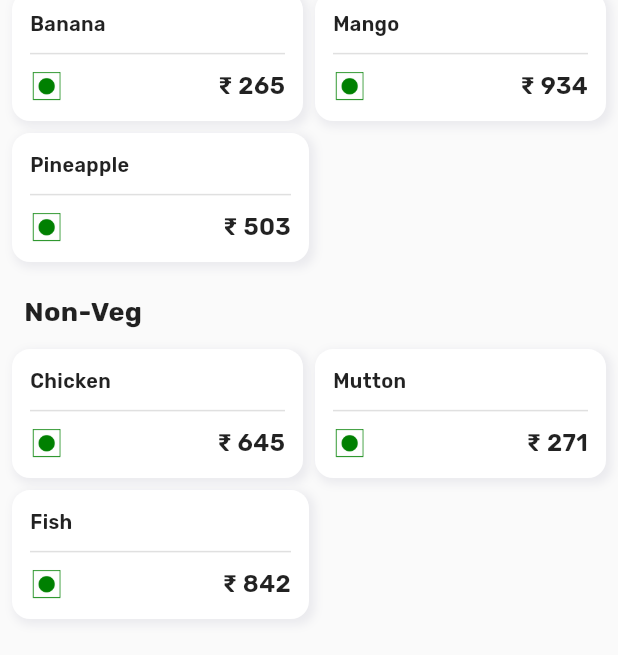
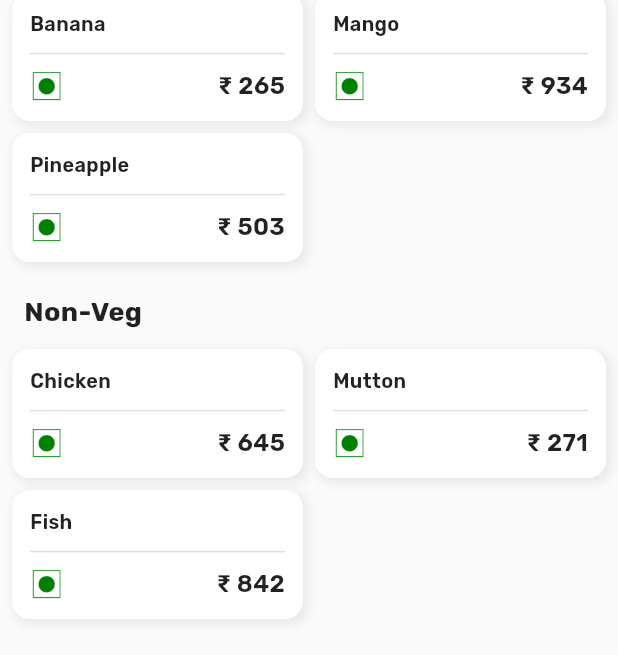
Before and after one commit to BhargavFalcon/sunmi_manager, a Flutter app: the TakeOrderView screen opened by its route, on a phone screen of 412 x 824 dp. Shown: the part 578-1233 px from the top of the screen. Run offline on Flutter 3.47's test engine with Material 3 defaults, Android fonts, the phone set to English and light mode, and no system bars; our stand-ins replace cached_network_image, fl_chart, get, google_fonts; missing offline and left inert: custom_date_range_picker.

Commit message:
working on take order screen order list

```diff
--- a/lib/app/modules/take_order_screen/views/take_order_view.dart
+++ b/lib/app/modules/take_order_screen/views/take_order_view.dart
@@ -364,24 +364,20 @@ class TakeOrderView extends GetWidget<TakeOrderController> {
     List<Widget> rows = [];
 
     for (int i = 0; i < items.length; i += 2) {
-      List<Widget> rowItems = [];
-
-      // First item
-      rowItems.add(Expanded(child: _buildItemCell(items[i])));
-
-      // Second item (if exists)
-      if (i + 1 < items.length) {
-        rowItems.add(const SizedBox(width: 8));
-        rowItems.add(Expanded(child: _buildItemCell(items[i + 1])));
-      } else {
-        // If odd number of items, add empty space
-        rowItems.add(const Expanded(child: SizedBox()));
-      }
-
       rows.add(
         Padding(
           padding: const EdgeInsets.symmetric(horizontal: 8, vertical: 4),
-          child: Row(children: rowItems),
+          child: Row(
+            children: [
+              Expanded(child: _buildItemCell(items[i])),
+              const SizedBox(width: 8),
+              Expanded(
+                child: i + 1 < items.length
+                  ? _buildItemCell(items[i + 1])
+                  : const SizedBox(),
+              ),
+            ],
+          ),
         ),
       );
     }
```
